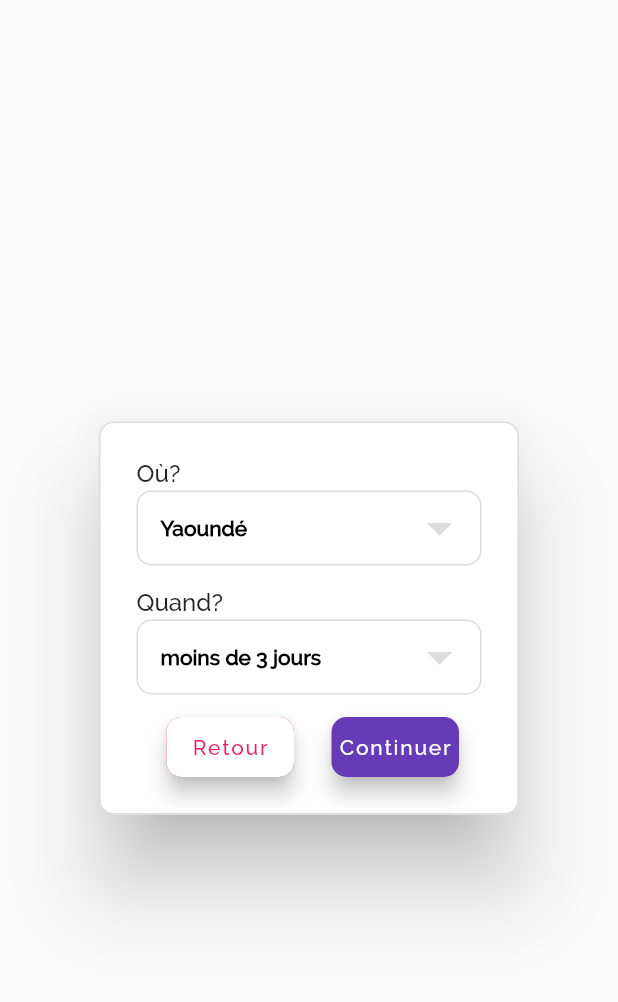
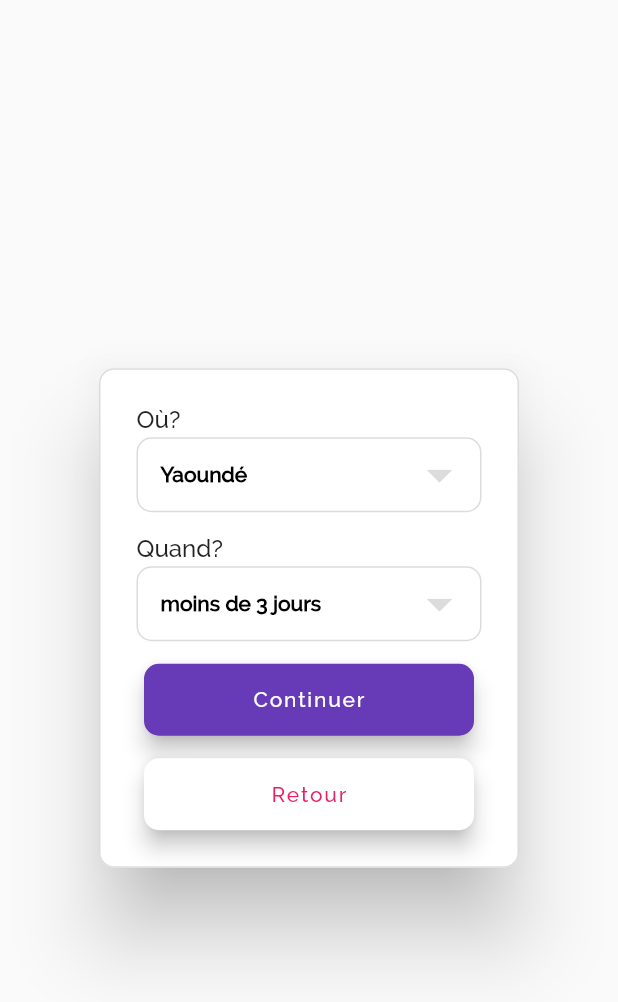
Before and after one commit to RanylFoumbi/findall-version2, a Flutter app: the Popup widget shown alone on an empty page, opened directly, on a phone screen of 412 x 824 dp. Shown: the top 1002 px of the screen. Run offline on Flutter 3.47's test engine with Material 2 defaults, Android fonts, the phone set to English and light mode, and no system bars; our stand-ins replace auto_size_text, cached_network_image, cloud_firestore, connectivity, country_code_picker, firebase_auth and 11 more; missing offline and left inert: flutter_facebook_login; accounts and stored records are empty.

Commit message:
final version of the app

```diff
--- a/lib/Components/FoundItems/DetailsPage.dart
+++ b/lib/Components/FoundItems/DetailsPage.dart
@@ -91,13 +91,13 @@ class _DetailFoundPageState extends State<DetailFoundPage> {
             }
         ),
 
-        SizedBox(width: width / 2.4),
+        SizedBox(width: width / 2.5),
         Row(
           mainAxisAlignment: MainAxisAlignment.end,
           children: <Widget>[
             Text('Trouvé par' + ' ', style: TextStyle(color: Colors.grey,
                 fontWeight: FontWeight.bold,
-                fontSize: 15,
+                fontSize: 13.5,
                 fontFamily: 'Raleway'),
               textAlign: TextAlign.justify,
             ),
--- a/lib/Components/FoundItems/Popup.dart
+++ b/lib/Components/FoundItems/Popup.dart
@@ -162,33 +162,14 @@ class _PopupState extends State<Popup> {
 
             SizedBox(height: 15),
 
-            Row(
+            new Container(
+                width: 230,
+                padding: EdgeInsets.only(left: 5.0, right: 5.0),
+                child:Column(
                   children: <Widget>[
 
-                SizedBox(width: 20),
-
                     Container(
-                  height: 40,
-                  width: 85,
-                  decoration: BoxDecoration(borderRadius: BorderRadius.circular(10),color: Colors.pink),
-                  child: FloatingActionButton.extended(
-                    label: Text('Retour',style: TextStyle(color: Colors.pink,fontFamily: 'Raleway'),),
-                    shape: RoundedRectangleBorder(
-                        borderRadius: BorderRadius.circular(10)
-                    ),
-                    backgroundColor: Colors.white,
-                    heroTag: "cancel",
-                    onPressed: (){
-                      Navigator.of(context).pop();
-                    },
-                  ),
-                ),
-
-                SizedBox(width: 25),
-
-                Container(
-                    height: 40,
-                    width: 85,
+                        width: 230,
                         child:FloatingActionButton.extended(
                           label: Text('Continuer',
                             style: TextStyle(
@@ -211,8 +192,29 @@ class _PopupState extends State<Popup> {
                             );
                           },
                         )
+                    ),
+
+                    SizedBox(height: 15),
+
+                    Container(
+                      width: 230,
+                      decoration: BoxDecoration(borderRadius: BorderRadius.circular(10)),
+                      child: FloatingActionButton.extended(
+                        label: Text('Retour',style: TextStyle(color: Colors.pink,fontFamily: 'Raleway'),),
+                        shape: RoundedRectangleBorder(
+                            borderRadius: BorderRadius.circular(10)
+                        ),
+                        backgroundColor: Colors.white,
+                        heroTag: "cancel",
+                        onPressed: (){
+                          Navigator.of(context).pop();
+                        },
+                      ),
+                    ),
+
+                  ],
                 )
-              ],
+
     )
 
           ],
--- a/lib/Components/FoundItems/PreviewNewFoundPage.dart
+++ b/lib/Components/FoundItems/PreviewNewFoundPage.dart
@@ -6,7 +6,6 @@ import 'package:firebase_auth/firebase_auth.dart';
 import 'package:flutter/material.dart';
 import 'package:flutter_spinkit/flutter_spinkit.dart';
 import 'package:flutter_swiper/flutter_swiper.dart';
-import 'package:intl/intl.dart';
 
 
 class PreviewNewFound extends StatefulWidget {
--- a/lib/Components/LostItems/DetailPage.dart
+++ b/lib/Components/LostItems/DetailPage.dart
@@ -185,13 +185,13 @@ class _DetailLostPageState extends State<DetailLostPage> {
             }
         ),
 
-        SizedBox(width: width / 2.4),
+        SizedBox(width: width / 2.5),
         Row(
           mainAxisAlignment: MainAxisAlignment.end,
           children: <Widget>[
             Text('Publier par' + ' ', style: TextStyle(color: Colors.grey,
                 fontWeight: FontWeight.bold,
-                fontSize: 15,
+                fontSize: 13.5,
                 fontFamily: 'Raleway'),
               textAlign: TextAlign.justify,
             ),
--- a/lib/Components/LostItems/LostItemsList.dart
+++ b/lib/Components/LostItems/LostItemsList.dart
@@ -10,7 +10,6 @@ import 'package:findall/GlobalComponents/Utilities.dart';
 import 'package:findall/Home/HomePage.dart';
 import 'package:findall/Components/MyObjects.dart';
 import 'package:findall/Components/LostItems/DetailPage.dart';
-import 'package:firebase_auth/firebase_auth.dart';
 import 'package:flutter/material.dart';
 import 'package:flutter_spinkit/flutter_spinkit.dart';
 import 'package:intl/intl.dart';
--- a/lib/Components/LostItems/PostAnnounceForm.dart
+++ b/lib/Components/LostItems/PostAnnounceForm.dart
@@ -28,7 +28,6 @@ class _PostAnnounceFormState extends State<PostAnnounceForm> {
   var _descriptionController = TextEditingController();
   var _phoneController = TextEditingController();
 //  var _dateController = TextEditingController();
-  bool _isLoadingImg = false;
   bool _isLoading = false;
   List _imageList = [];
   String _objectName;
@@ -215,9 +214,6 @@ class _PostAnnounceFormState extends State<PostAnnounceForm> {
   _getImage(context,option) async{
     var picture;
     Navigator.of(context).pop();
-    setState(() {
-      _isLoadingImg = true;
-    });
     if(option == 'camera'){
       File photo = await ImagePicker.pickImage(source: ImageSource.camera);
       if(photo.lengthSync() == 0){
```
Also changed, not shown: lib/Components/Authentication/ProfilePage.dart (+4 -6 lines), pubspec.yaml (+5 -4 lines), pubspec.lock, 9 other files. Lines whose indentation alone changed are shown as unchanged.
